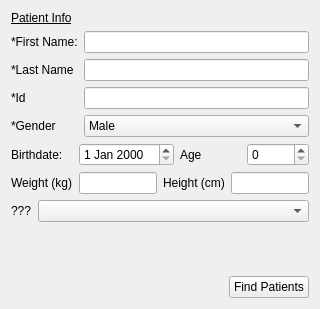
This is qt/patientinfoform.ui in eNorris/cztgui as Qt 5 draws it before an edit. The edited form follows.
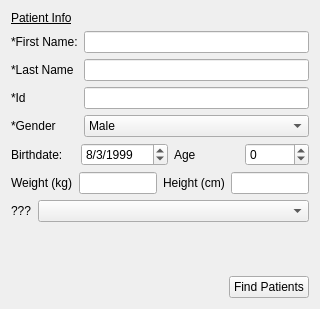
This is the edited form.

```diff
--- a/qt/patientinfoform.ui
+++ b/qt/patientinfoform.ui
@@ -156,7 +156,18 @@
       </widget>
      </item>
      <item>
-      <widget class="QDateEdit" name="birthdateDateEdit"/>
+      <widget class="QDateEdit" name="birthdateDateEdit">
+       <property name="displayFormat">
+        <string>M/d/yyyy</string>
+       </property>
+       <property name="date">
+        <date>
+         <year>1999</year>
+         <month>8</month>
+         <day>3</day>
+        </date>
+       </property>
+      </widget>
      </item>
      <item>
       <widget class="QLabel" name="label_9">
@@ -166,7 +177,17 @@
       </widget>
      </item>
      <item>
-      <widget class="QSpinBox" name="ageSpinBox"/>
+      <widget class="QSpinBox" name="ageSpinBox">
+       <property name="enabled">
+        <bool>true</bool>
+       </property>
+       <property name="minimum">
+        <number>-99</number>
+       </property>
+       <property name="maximum">
+        <number>199</number>
+       </property>
+      </widget>
      </item>
     </layout>
    </item>
```
